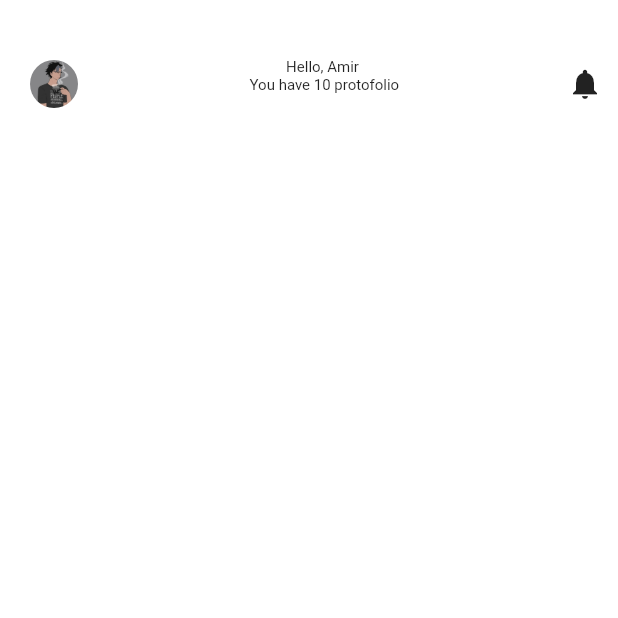
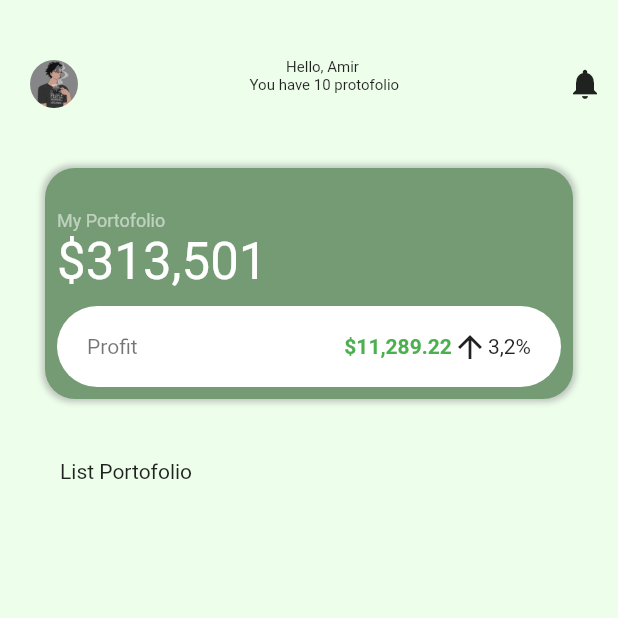
Before and after one commit to Crisiroid/walletUI_Flutter, a Flutter app: the pt screen opened directly, on a phone screen of 412 x 824 dp, the top half of it. Run offline on Flutter 3.47's test engine with Material 2 defaults, Android fonts, the phone set to English and light mode, and no system bars.

Commit message:
Add files via upload
update for portofolio page

```diff
--- a/lib/portofolio.dart
+++ b/lib/portofolio.dart
@@ -1,15 +1,33 @@
 // ignore_for_file: prefer_const_constructors, prefer_const_literals_to_create_immutables, camel_case_types, use_key_in_widget_constructors, annotate_overrides, avoid_unnecessary_containers
 
 import 'package:flutter/material.dart';
+import 'package:wallet_ui/widgets/list_porto.dart';
+import 'package:wallet_ui/widgets/main_p.dart';
 import 'package:wallet_ui/widgets/topname.dart';
 
 class pt extends StatelessWidget {
   Widget build(BuildContext context) {
     return Container(
         child: Scaffold(
-      backgroundColor: Colors.white70,
+      backgroundColor: Color(0xffEDFFEB),
       body: Column(
-        children: [top_details()],
+        crossAxisAlignment: CrossAxisAlignment.start,
+        children: [
+          top_details(),
+          Padding(
+            padding: const EdgeInsets.symmetric(
+              horizontal: 30,
+              vertical: 40,
+            ),
+            child: main_protofolio(),
+          ),
+          Padding(
+            padding: const EdgeInsets.symmetric(
+              horizontal: 40,
+            ),
+            child: list_portofolio(),
+          ),
+        ],
       ),
     ));
   }
--- /dev/null
+++ b/lib/widgets/list_porto.dart
@@ -0,0 +1,15 @@
+// ignore_for_file: unused_import, use_key_in_widget_constructors, camel_case_types, annotate_overrides, prefer_const_constructors, avoid_unnecessary_containers, prefer_const_literals_to_create_immutables
+
+import 'package:flutter/material.dart';
+
+class list_portofolio extends StatelessWidget {
+  Widget build(BuildContext context) {
+    return Container(
+      child: Column(
+        children: [
+          Text('List Portofolio'),
+        ],
+      ),
+    );
+  }
+}
--- /dev/null
+++ b/lib/widgets/main_p.dart
@@ -0,0 +1,79 @@
+// ignore_for_file: unused_import, use_key_in_widget_constructors, camel_case_types, annotate_overrides, prefer_const_constructors, avoid_unnecessary_containers, prefer_const_literals_to_create_immutables
+
+import 'package:flutter/material.dart';
+
+class main_protofolio extends StatelessWidget {
+  Widget build(BuildContext context) {
+    return Container(
+      padding: EdgeInsets.only(top: 20),
+      width: 500,
+      decoration: BoxDecoration(
+        color: Color(0xff749B74),
+        borderRadius: BorderRadius.all(Radius.circular(20)),
+        boxShadow: [
+          BoxShadow(
+            color: Colors.grey.withOpacity((0.6)),
+            spreadRadius: 2,
+            blurRadius: 3,
+            offset: Offset(0, 0),
+          )
+        ],
+      ),
+      child: Padding(
+        padding: const EdgeInsets.all(8.0),
+        child: Column(
+          crossAxisAlignment: CrossAxisAlignment.start,
+          children: [
+            Text(
+              'My Portofolio',
+              style: TextStyle(color: Colors.white54, fontSize: 12),
+            ),
+            Text(
+              '\$313,501',
+              style: TextStyle(color: Colors.white, fontSize: 34),
+            ),
+            Container(
+              margin: EdgeInsets.only(top: 10),
+              decoration: BoxDecoration(
+                color: Colors.white,
+                borderRadius: BorderRadius.all(
+                  Radius.circular(50),
+                ),
+              ),
+              child: Padding(
+                padding:
+                    const EdgeInsets.symmetric(horizontal: 20, vertical: 15),
+                child: Row(
+                  mainAxisAlignment: MainAxisAlignment.spaceBetween,
+                  children: [
+                    Text(
+                      'Profit',
+                      style: TextStyle(
+                        color: Colors.black54,
+                      ),
+                    ),
+                    Container(
+                      child: Row(
+                        children: [
+                          Text(
+                            "\$11,289.22",
+                            style: TextStyle(
+                              color: Colors.green,
+                              fontWeight: FontWeight.bold,
+                            ),
+                          ),
+                          Icon(Icons.arrow_upward),
+                          Text('3,2%'),
+                        ],
+                      ),
+                    )
+                  ],
+                ),
+              ),
+            )
+          ],
+        ),
+      ),
+    );
+  }
+}
```
